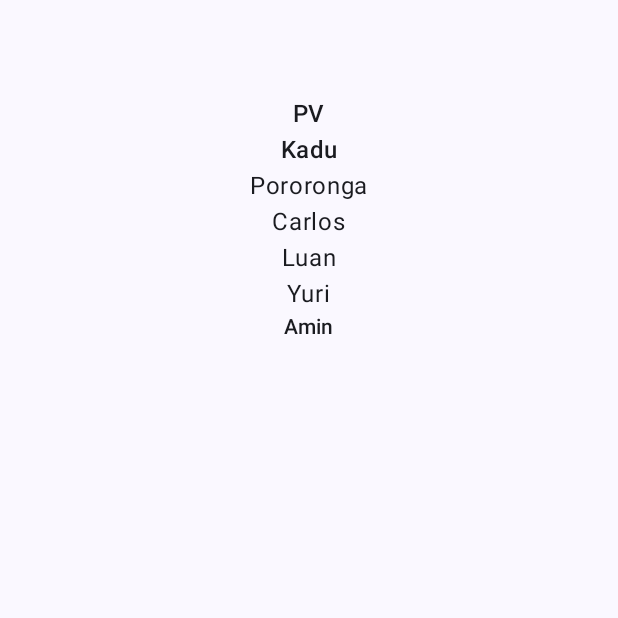
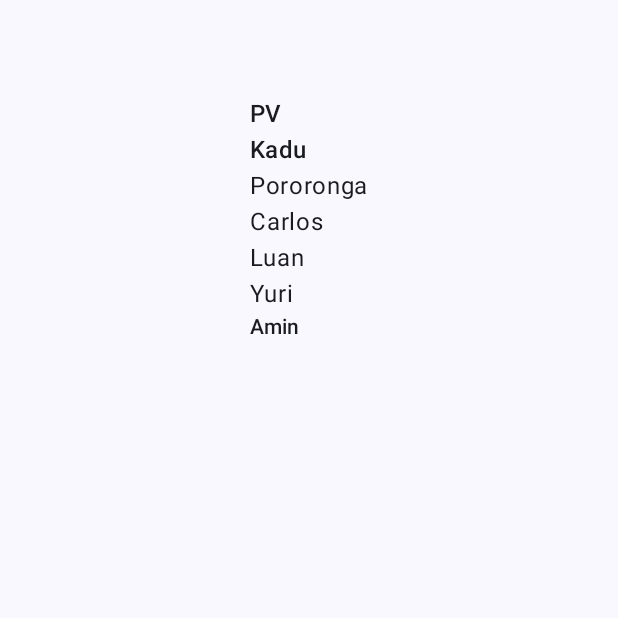
Before and after one commit to KaduCmK/Colabs, an Android app built with Jetpack Compose: the screen it shows after launch (MainActivity), on a phone screen of 412 x 824 dp, the top half of it. Run offline under Robolectric (Android 15) with nearby library versions, the phone set to English and light mode, and no system bars.

Commit message:
ORdens do kadu

```diff
--- a/app/src/main/java/com/example/colabs/MainActivity.kt
+++ b/app/src/main/java/com/example/colabs/MainActivity.kt
@@ -42,6 +42,8 @@ fun Greeting(name: String, modifier: Modifier = Modifier) {
             .padding(top = 64.dp),
         horizontalAlignment = Alignment.CenterHorizontally
     ){
+
+        Column (modifier = Modifier.weight(1f)){
             Text(text = "PV", style = MaterialTheme.typography.titleMedium)
             Text(text = "Kadu", style = MaterialTheme.typography.titleMedium)
             Text(text = "Pororonga")
@@ -49,6 +51,7 @@ fun Greeting(name: String, modifier: Modifier = Modifier) {
             Text(text = "Luan")
             Text(text = "Yuri")
             Text(text = "Amin", style = MaterialTheme.typography.titleSmall)
+        }
     }
 }
 
```
Lines whose indentation alone changed are shown as unchanged.
